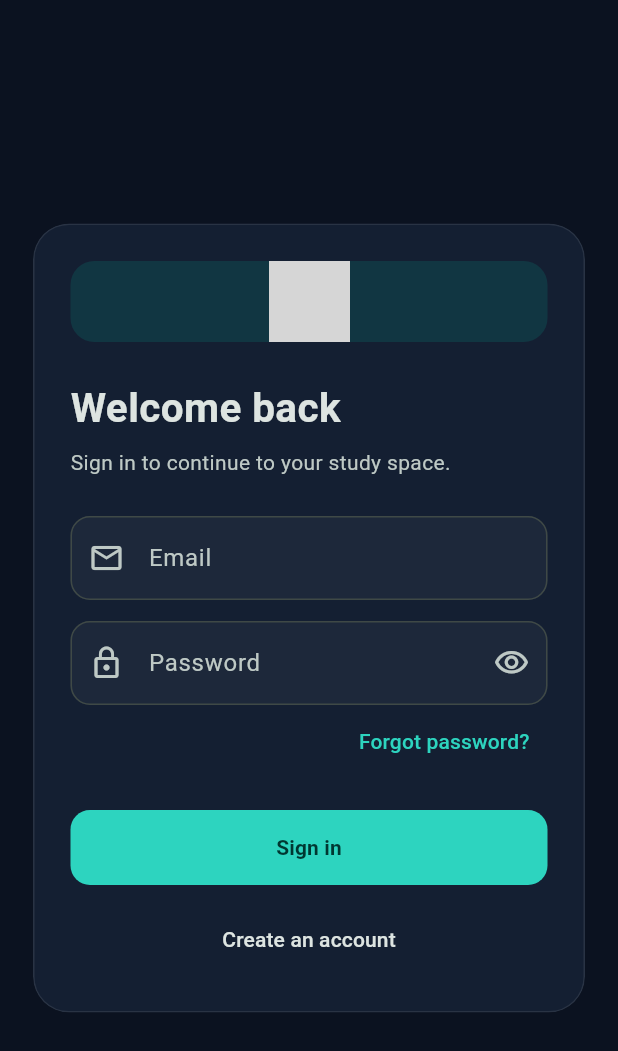
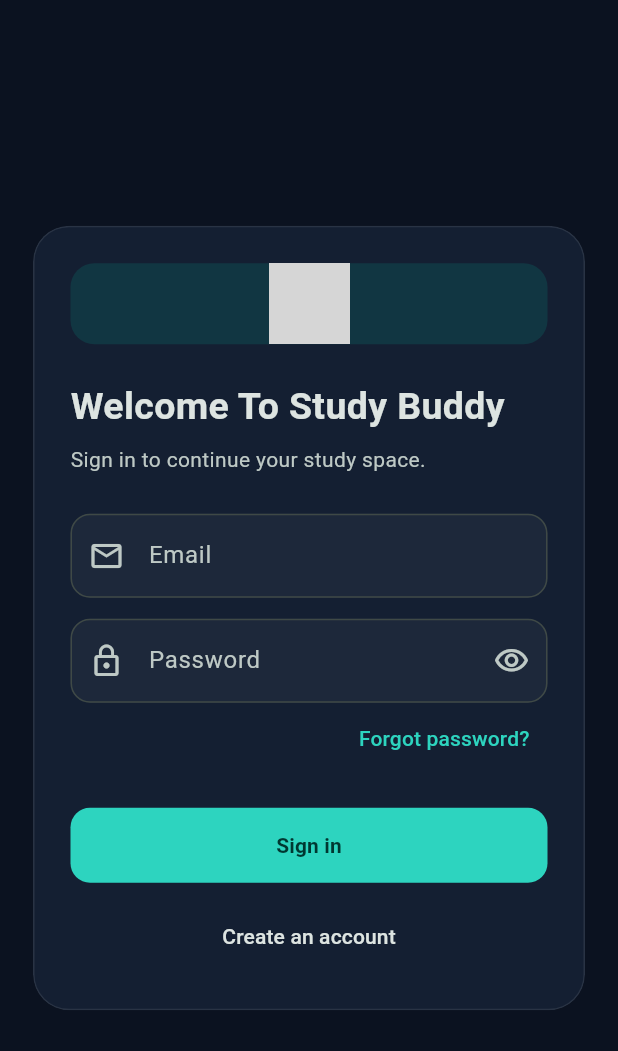
Before and after one commit to Jensonrucio/flutter_project_student_asisstant, a Flutter app: the screen it shows after launch, on a phone screen of 412 x 824 dp. Shown: the top 1051 px of the screen. Run offline on Flutter 3.47's test engine with Material 3 defaults, Android fonts, the phone set to English and light mode, and no system bars; our stand-ins replace audioplayers, equatable, file_picker, flutter_bloc, percent_indicator; missing offline and left inert: syncfusion_flutter_pdf; grey boxes are pictures that could not be loaded.

Commit message:
Login-update

```diff
--- a/lib/features/auth/presentation/pages/login_page.dart
+++ b/lib/features/auth/presentation/pages/login_page.dart
@@ -89,10 +89,10 @@ class _LoginPageState extends State<LoginPage> {
                             ? 'Reset your password'
                             : _isRegistering
                             ? 'Create your account'
-                            : 'Welcome back',
+                            : 'Welcome To Study Buddy',
                         style: TextStyle(
                           color: Theme.of(context).colorScheme.onSurface,
-                          fontSize: 27,
+                          fontSize: 25,
                           fontWeight: FontWeight.bold,
                         ),
                       ),
@@ -102,7 +102,7 @@ class _LoginPageState extends State<LoginPage> {
                             ? 'We’ll email you a secure link to choose a new password.'
                             : _isRegistering
                             ? 'Start organizing your study time.'
-                            : 'Sign in to continue to your study space.',
+                            : 'Sign in to continue your study space.',
                         style: TextStyle(
                           color: Theme.of(context).colorScheme.onSurfaceVariant,
                           height: 1.45,
--- a/lib/features/dashboard/presentation/pages/dashboard_page.dart
+++ b/lib/features/dashboard/presentation/pages/dashboard_page.dart
@@ -474,8 +474,8 @@ class _MinimizedPomodoroBanner extends StatelessWidget {
                             isAlarmPlaying
                                 ? 'Focus session complete'
                                 : controller.isRunning
-                                ? 'Pomodoro running'
-                                : 'Pomodoro paused',
+                                ? 'Streak Buddy running'
+                                : 'Streak Buddy paused',
                             maxLines: 1,
                             overflow: TextOverflow.ellipsis,
                             style: TextStyle(
```
Also changed, not shown: 1 other file.
